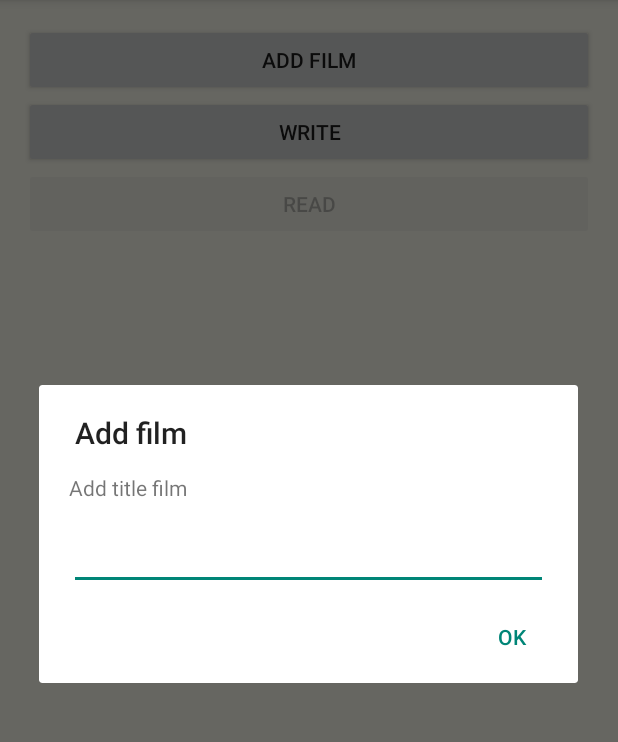
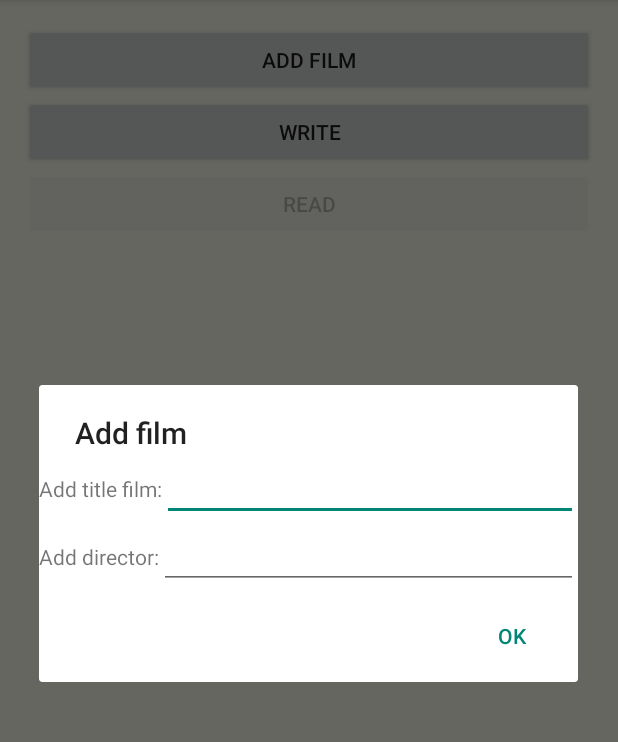
Before and after one commit to JavierGonzal/WriteReadXML, an Android app: the screen it shows after launch (MainActivity), after a tap on "ADD FILM", on a phone screen of 412 x 824 dp, the part 84-826 px from its top. Run offline under Robolectric (Android 15) with nearby library versions, the phone set to English and light mode, and no system bars.

Commit message:
added in dialog director

```diff
--- a/src/main/java/com/thedeveloperworldisyous/writereadxml/MainActivity.java
+++ b/src/main/java/com/thedeveloperworldisyous/writereadxml/MainActivity.java
@@ -27,6 +27,7 @@ import android.os.Message;
 import android.text.InputType;
 import android.util.Log;
 import android.util.Xml;
+import android.view.LayoutInflater;
 import android.view.View;
 import android.widget.Button;
 import android.widget.EditText;
@@ -414,30 +415,16 @@ public class MainActivity extends Activity implements View.OnClickListener{
 
     public void getDialogAddFilm()
     {
-        LinearLayout layout = new LinearLayout(this);
-        TextView tvMessage = new TextView(this);
-        final EditText etTitle = new EditText(this);
 
-        // add LayoutParams
-        LinearLayout.LayoutParams params = new LinearLayout.LayoutParams(
-                LinearLayout.LayoutParams.MATCH_PARENT,
-                LinearLayout.LayoutParams.MATCH_PARENT);
-        params.setMargins(30, 20, 30, 0);
+        LayoutInflater inflater = getLayoutInflater();
 
-        tvMessage.setText(getString(R.string.activity_main_add_film_title));
-        tvMessage.setLayoutParams(params);
-
-        etTitle.setSingleLine();
-        etTitle.setLayoutParams(params);
-        etTitle.setSelection(etTitle.getText().length());
-
-        layout.setOrientation(LinearLayout.VERTICAL);
-        layout.addView(tvMessage);
-        layout.addView(etTitle);
+        View view = inflater.inflate(R.layout.dialog_film,null);
+        final EditText etTitle = (EditText) view.findViewById(R.id.dialog_film_title_et);
+        final EditText etDirector = (EditText) view.findViewById(R.id.dialog_film_director_et);
 
         final AlertDialog alert = new AlertDialog.Builder(this)
-                .setTitle(getString(R.string.activity_main_add_film))
-                .setView(layout)
+                .setTitle(getString(R.string.dialog_add_film))
+                .setView(view)
                 .setPositiveButton(getString(android.R.string.ok), null)
                 .setCancelable(false)
                 .create();
@@ -451,10 +438,10 @@ public class MainActivity extends Activity implements View.OnClickListener{
 
                     @Override
                     public void onClick(View arg0) {
-                        // Get the number entered removing all the whitespace
-                        String title = etTitle.getText().toString().replace(" ", "");
+                        String title = etTitle.getText().toString();
+                        String directorString = etDirector.getText().toString();
 
-                        if (!title.isEmpty()) {
+                        if (!title.isEmpty()&&!directorString.isEmpty()) {
                             Actor actor1 = new Actor("Al", "Pacino");
                             Actor actor2 = new Actor(" Steven", "Bauer");
                             Actor actor3 = new Actor("Michelle", "Pfeiffer");
@@ -464,13 +451,13 @@ public class MainActivity extends Activity implements View.OnClickListener{
                             castScarface.add(actor2);
                             castScarface.add(actor3);
                             castScarface.add(actor4);
-                            Film filmDialog = new Film(title, "163 min.", "USA", "Brian De Palma", castScarface);
+                            Film filmDialog = new Film(title, "163 min.", "USA", directorString, castScarface);
                             mListFilms.add(filmDialog);
                             alert.dismiss();
 
                         }
                         else {
-                            Toast.makeText(getBaseContext(), getString(R.string.activity_main_add_film_empty_fild), Toast.LENGTH_SHORT).show();
+                            Toast.makeText(getBaseContext(), getString(R.string.dialog_add_film_empty_fild), Toast.LENGTH_SHORT).show();
                         }
 
                     }
--- a/src/main/res/layout/activity_main.xml
+++ b/src/main/res/layout/activity_main.xml
@@ -12,7 +12,7 @@
         android:layout_width="match_parent"
         android:layout_height="wrap_content"
         android:layout_centerHorizontal="true"
-        android:text="@string/activity_main_add_film"/>
+        android:text="@string/dialog_add_film"/>
 
     <Button
         android:id="@+id/activity_main_write"
--- /dev/null
+++ b/src/main/res/layout/dialog_film.xml
@@ -0,0 +1,35 @@
+<?xml version="1.0" encoding="utf-8"?>
+<LinearLayout xmlns:android="http://schemas.android.com/apk/res/android"
+    android:orientation="vertical" android:layout_width="match_parent"
+    android:layout_height="match_parent">
+
+    <LinearLayout
+        android:layout_width="match_parent"
+        android:layout_height="wrap_content"
+        android:orientation="horizontal">
+        <TextView
+            android:id="@+id/dialog_film_title"
+            android:layout_width="wrap_content"
+            android:layout_height="wrap_content"
+            android:text="@string/dialog_add_film_title"/>
+        <EditText
+            android:id="@+id/dialog_film_title_et"
+            android:layout_width="match_parent"
+            android:layout_height="wrap_content" />
+    </LinearLayout>
+    <LinearLayout
+        android:layout_width="match_parent"
+        android:layout_height="wrap_content"
+        android:orientation="horizontal">
+        <TextView
+            android:id="@+id/dialog_film_director"
+            android:layout_width="wrap_content"
+            android:layout_height="wrap_content"
+            android:text="@string/dialog_add_film_director"/>
+        <EditText
+            android:id="@+id/dialog_film_director_et"
+            android:layout_width="match_parent"
+            android:layout_height="wrap_content" />
+    </LinearLayout>
+
+</LinearLayout>
--- a/src/main/res/values/strings.xml
+++ b/src/main/res/values/strings.xml
@@ -5,7 +5,8 @@
     <string name="action_settings">Settings</string>
     <string name="activity_main_write">Write</string>
     <string name="activity_main_read">Read</string>
-    <string name="activity_main_add_film">Add film</string>
-    <string name="activity_main_add_film_title">Add title film</string>
-    <string name="activity_main_add_film_empty_fild">Empty film</string>
+    <string name="dialog_add_film">Add film</string>
+    <string name="dialog_add_film_title">Add title film:</string>
+    <string name="dialog_add_film_empty_fild">Empty film</string>
+    <string name="dialog_add_film_director">Add director:</string>
 </resources>
```
